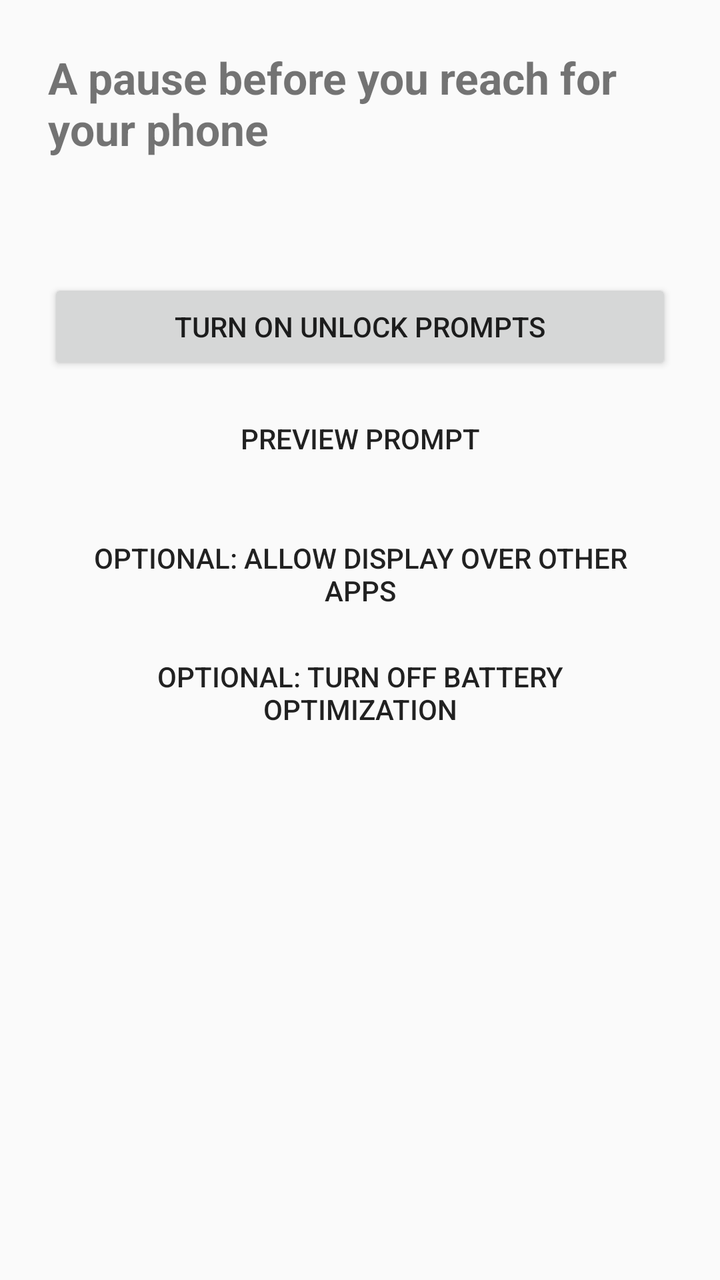
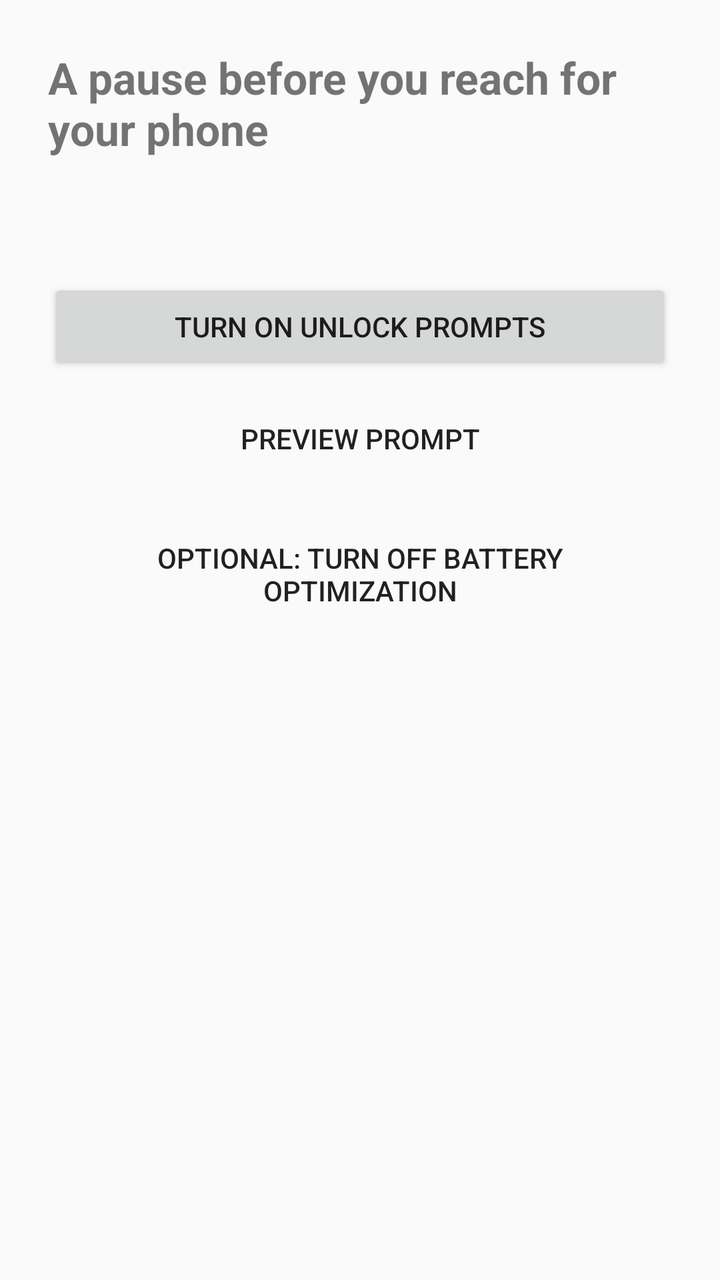

The first picture is an Android layout as it rendered before a commit; the second is the same layout after the commit. The layout source and the unified diff follow.
<!-- AndroidManifest.xml: activity theme Theme.Mindful -->
<!-- res/layout/activity_main.xml -->
<?xml version="1.0" encoding="utf-8"?>
<LinearLayout xmlns:android="http://schemas.android.com/apk/res/android"
    android:layout_width="match_parent"
    android:layout_height="match_parent"
    android:orientation="vertical"
    android:padding="24dp">

    <TextView
        android:layout_width="match_parent"
        android:layout_height="wrap_content"
        android:text="@string/setup_heading"
        android:textSize="22sp"
        android:textStyle="bold" />

    <TextView
        android:id="@+id/statusText"
        android:layout_width="match_parent"
        android:layout_height="wrap_content"
        android:layout_marginTop="16dp"
        android:textSize="15sp" />

    <Button
        android:id="@+id/enableButton"
        android:layout_width="match_parent"
        android:layout_height="wrap_content"
        android:layout_marginTop="24dp"
        android:text="@string/enable_monitoring" />

    <Button
        android:id="@+id/stopPromptsButton"
        style="@style/Widget.AppCompat.Button.Borderless"
        android:layout_width="match_parent"
        android:layout_height="wrap_content"
        android:layout_marginTop="4dp"
        android:text="@string/stop_unlock_prompts"
        android:visibility="gone" />

    <Button
        android:id="@+id/testPromptButton"
        style="@style/Widget.AppCompat.Button.Borderless"
        android:layout_width="match_parent"
        android:layout_height="wrap_content"
        android:layout_marginTop="8dp"
        android:text="@string/test_prompt" />

    <Button
        android:id="@+id/overlayButton"
        style="@style/Widget.AppCompat.Button.Borderless"
        android:layout_width="match_parent"
        android:layout_height="wrap_content"
        android:layout_marginTop="16dp"
        android:text="@string/grant_overlay" />

    <Button
        android:id="@+id/batteryButton"
        style="@style/Widget.AppCompat.Button.Borderless"
        android:layout_width="match_parent"
        android:layout_height="wrap_content"
        android:layout_marginTop="4dp"
        android:text="@string/grant_battery" />
</LinearLayout>
<!-- resources referenced by this layout -->
<resources>
  <string name="enable_monitoring">Turn on unlock prompts</string>
  <string name="grant_battery">Optional: turn off battery optimization</string>
  <string name="grant_overlay">Optional: allow display over other apps</string>
  <string name="setup_heading">A pause before you reach for your phone</string>
  <string name="stop_unlock_prompts">Turn off unlock prompts</string>
  <string name="test_prompt">Preview prompt</string>
  <style name="Theme.Mindful" parent="Theme.AppCompat.Light.NoActionBar">
          <item name="colorPrimary">@color/colorPrimary</item>
          <item name="colorPrimaryDark">@color/colorPrimaryDark</item>
          <item name="colorAccent">@color/colorAccent</item>
      </style>
  <color name="colorPrimary">#6200EE</color>
  <color name="colorPrimaryDark">#3700B3</color>
  <color name="colorAccent">#03DAC5</color>
</resources>

<!-- the commit's change to res/layout/activity_main.xml (unified diff, before → after) -->
@@ -44,18 +44,10 @@
         android:text="@string/test_prompt" />
 
     <Button
-        android:id="@+id/overlayButton"
+        android:id="@+id/batteryButton"
         style="@style/Widget.AppCompat.Button.Borderless"
         android:layout_width="match_parent"
         android:layout_height="wrap_content"
         android:layout_marginTop="16dp"
-        android:text="@string/grant_overlay" />
-
-    <Button
-        android:id="@+id/batteryButton"
-        style="@style/Widget.AppCompat.Button.Borderless"
-        android:layout_width="match_parent"
-        android:layout_height="wrap_content"
-        android:layout_marginTop="4dp"
         android:text="@string/grant_battery" />
 </LinearLayout>
<!-- resource entries referenced after the edit -->
@@ -2,7 +2,6 @@
 <resources>
   <string name="enable_monitoring">Turn on unlock prompts</string>
   <string name="grant_battery">Optional: turn off battery optimization</string>
-  <string name="grant_overlay">Optional: allow display over other apps</string>
   <string name="setup_heading">A pause before you reach for your phone</string>
   <string name="stop_unlock_prompts">Turn off unlock prompts</string>
   <string name="test_prompt">Preview prompt</string>
